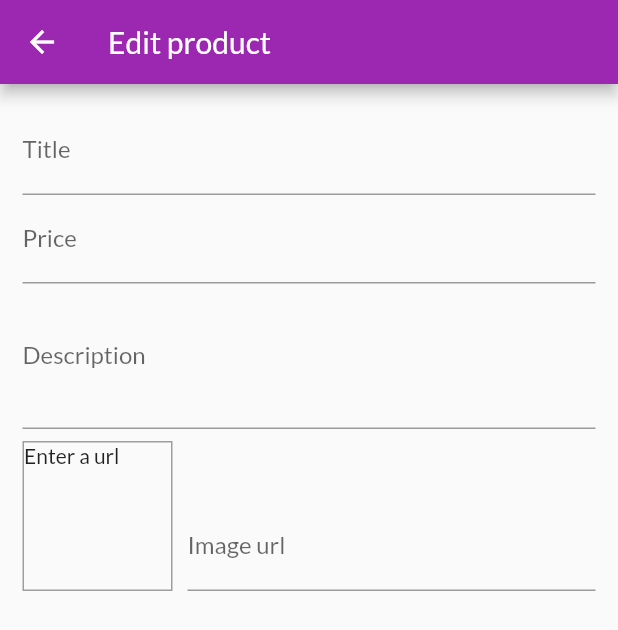
After one commit to EYoung75/flutter_shop_app, a Flutter app: the EditProductScreen screen opened by its route, on a phone screen of 412 x 824 dp. The commit adds this screen. Shown: the top 630 px of the screen. Run offline on Flutter 3.47's test engine with Material 2 defaults, Android fonts, the phone set to English and light mode, and no system bars; network calls fail.

Commit message:
added form functionality to add/edit products within userProductsScreen. working on onSumbit functionality for form

```diff
--- a/lib/main.dart
+++ b/lib/main.dart
@@ -9,6 +9,7 @@ import "./screens/cartScreen.dart";
 import "./providers/orders.dart";
 import "./screens/ordersScreen.dart";
 import "./screens/userProducts.dart";
+import "./screens/editProductScreen.dart";
 
 void main() {
   runApp(MyApp());
@@ -41,7 +42,8 @@ class MyApp extends StatelessWidget {
           ProductDetailScreen.routeName: (ctx) => ProductDetailScreen(),
           CartScreen.routeName: (ctx) => CartScreen(),
           OrdersScreen.routeName: (ctx) => OrdersScreen(),
-          UserProductScreen.routeName: (ctx) => UserProductScreen()
+          UserProductScreen.routeName: (ctx) => UserProductScreen(),
+          EditProductScreen.routeName: (ctx) => EditProductScreen()
         },
       ),
     );
--- /dev/null
+++ b/lib/screens/editProductScreen.dart
@@ -0,0 +1,106 @@
+import "package:flutter/material.dart";
+
+class EditProductScreen extends StatefulWidget {
+  static const routeName = "/editProduct";
+  @override
+  _EditProductScreenState createState() => _EditProductScreenState();
+}
+
+class _EditProductScreenState extends State<EditProductScreen> {
+  final _priceFocusNode = FocusNode();
+  final _descriptionFocusNode = FocusNode();
+  final _imageUrlFocusNode = FocusNode();
+  final _imageUrlController = TextEditingController();
+
+  @override
+  void initState() {
+    _imageUrlFocusNode.addListener(_updateImageUrl);
+    super.initState();
+  }
+
+  @override
+  void dispose() {
+    _imageUrlFocusNode.removeListener(_updateImageUrl);
+    _priceFocusNode.dispose();
+    _descriptionFocusNode.dispose();
+    _imageUrlController.dispose();
+    _imageUrlFocusNode.dispose();
+    super.dispose();
+  }
+
+  void _updateImageUrl() {
+    if (!_imageUrlFocusNode.hasFocus) {
+      setState(() {});
+    }
+  }
+
+  Widget build(BuildContext context) {
+    return Scaffold(
+      appBar: AppBar(
+        title: Text("Edit product"),
+      ),
+      body: Padding(
+        padding: const EdgeInsets.all(15.0),
+        child: Form(
+          child: ListView(
+            children: <Widget>[
+              TextFormField(
+                decoration: InputDecoration(labelText: "Title"),
+                textInputAction: TextInputAction.next,
+                onFieldSubmitted: (_) {
+                  FocusScope.of(context).requestFocus(_priceFocusNode);
+                },
+              ),
+              TextFormField(
+                decoration: InputDecoration(labelText: "Price"),
+                textInputAction: TextInputAction.next,
+                keyboardType: TextInputType.number,
+                focusNode: _priceFocusNode,
+                onFieldSubmitted: (_) {
+                  FocusScope.of(context).requestFocus(_descriptionFocusNode);
+                },
+              ),
+              TextFormField(
+                decoration: InputDecoration(labelText: "Description"),
+                maxLines: 3,
+                keyboardType: TextInputType.multiline,
+                focusNode: _descriptionFocusNode,
+              ),
+              Row(
+                crossAxisAlignment: CrossAxisAlignment.end,
+                children: <Widget>[
+                  Container(
+                    width: 100,
+                    height: 100,
+                    margin: EdgeInsets.only(
+                      top: 8,
+                      right: 10,
+                    ),
+                    decoration: BoxDecoration(
+                      border: Border.all(width: 1, color: Colors.grey),
+                    ),
+                    child: _imageUrlController.text.isEmpty
+                        ? Text("Enter a url")
+                        : FittedBox(
+                            fit: BoxFit.cover,
+                            child: Image.network(_imageUrlController.text),
+                          ),
+                  ),
+                  Expanded(
+                    child: TextFormField(
+                      decoration: InputDecoration(labelText: "Image url"),
+                      keyboardType: TextInputType.url,
+                      textInputAction: TextInputAction.done,
+                      controller: _imageUrlController,
+                      focusNode: _imageUrlFocusNode,
+                    ),
+                  )
+                ],
+              )
+            ],
+          ),
+        ),
+      ),
+    );
+  }
+}
--- a/lib/screens/userProducts.dart
+++ b/lib/screens/userProducts.dart
@@ -18,7 +18,9 @@ class UserProductScreen extends StatelessWidget {
         actions: <Widget>[
           IconButton(
             icon: Icon(Icons.add),
-            onPressed: () {},
+            onPressed: () {
+              Navigator.of(context).pushNamed("/editProduct");
+            },
           )
         ],
       ),
```
